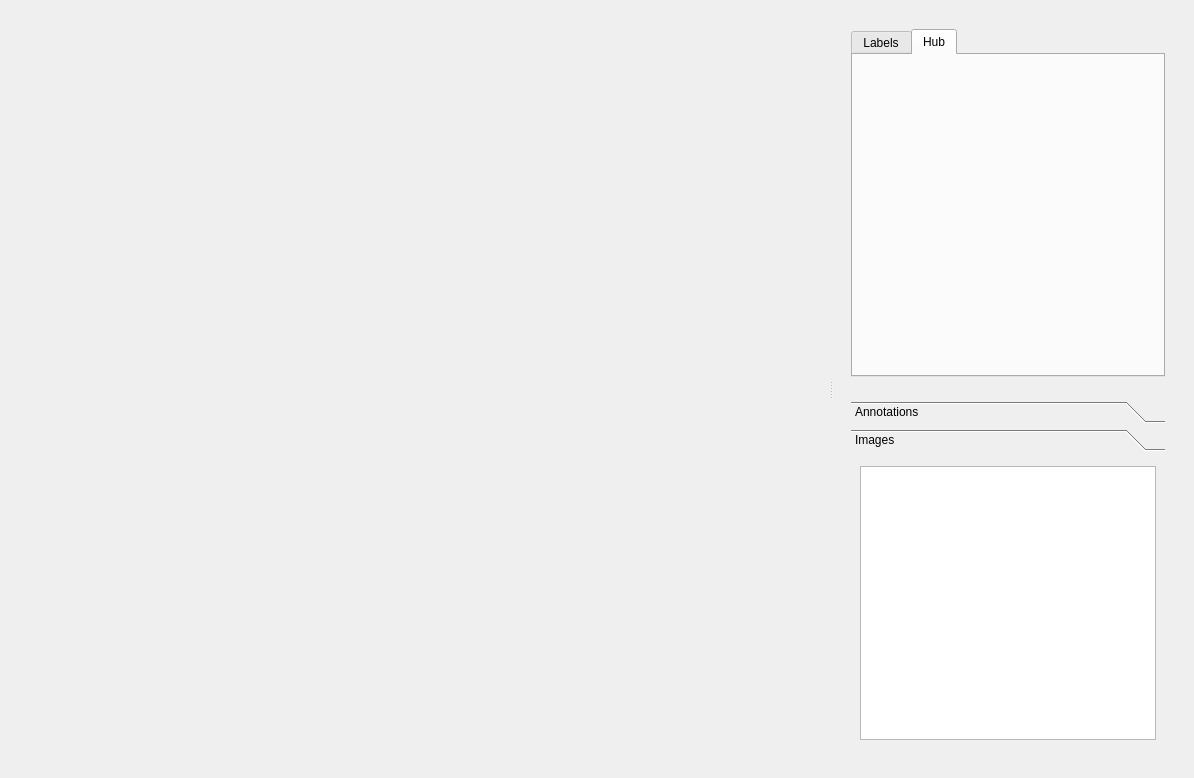
Qt form view/widgets/image_viewer/base_image_viewer.ui (haruiz/CvStudio) before a commit.
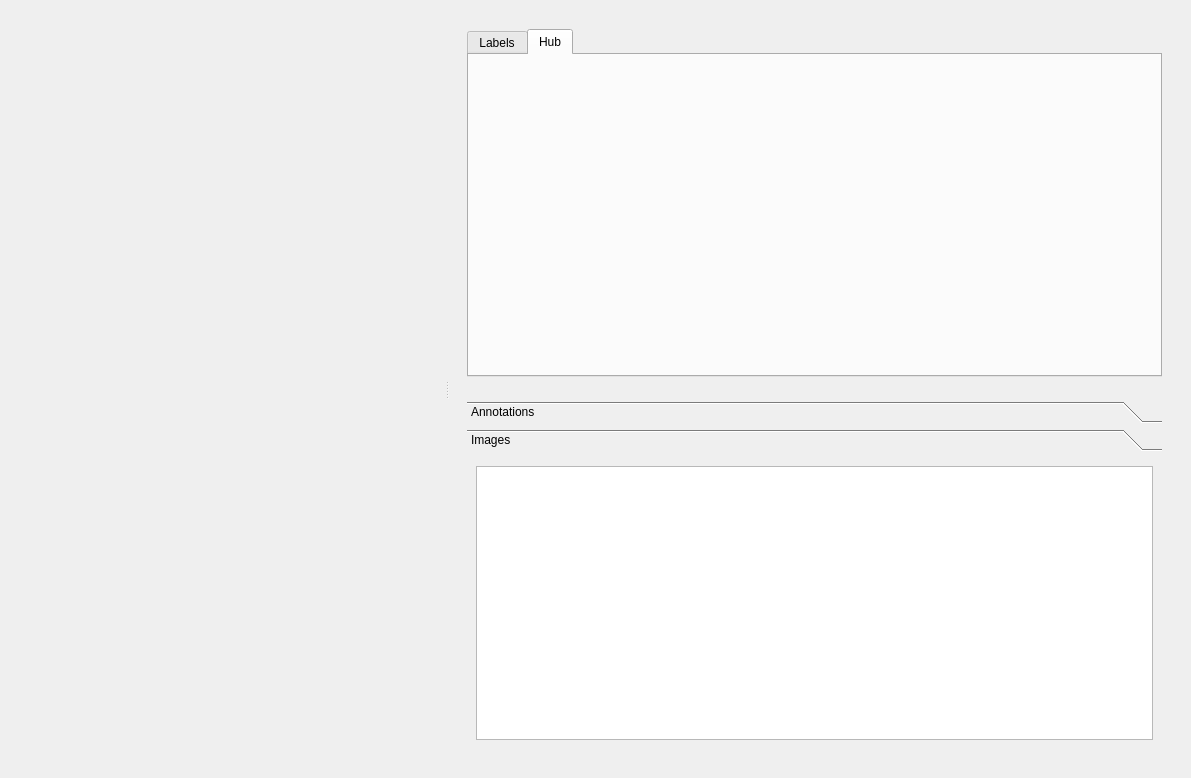
The same form after that commit. The open tabs and pages were chosen to show the change.

What changed in the file:
```diff
--- a/view/widgets/image_viewer/base_image_viewer.ui
+++ b/view/widgets/image_viewer/base_image_viewer.ui
@@ -38,55 +38,40 @@
       <property name="frameShadow">
        <enum>QFrame::Raised</enum>
       </property>
-      <layout class="QVBoxLayout" name="verticalLayout">
-       <item>
-        <widget class="QFrame" name="frame">
-         <property name="minimumSize">
-          <size>
-           <width>800</width>
-           <height>0</height>
-          </size>
-         </property>
-         <property name="frameShape">
-          <enum>QFrame::NoFrame</enum>
-         </property>
-         <property name="frameShadow">
-          <enum>QFrame::Raised</enum>
-         </property>
-         <layout class="QVBoxLayout" name="verticalLayout_3">
-          <property name="spacing">
-           <number>0</number>
-          </property>
-          <property name="leftMargin">
-           <number>0</number>
-          </property>
-          <property name="topMargin">
-           <number>0</number>
-          </property>
-          <property name="rightMargin">
-           <number>0</number>
-          </property>
-          <property name="bottomMargin">
-           <number>0</number>
-          </property>
-          <item>
-           <layout class="QGridLayout" name="center_layout"/>
-          </item>
-         </layout>
-        </widget>
-       </item>
+      <layout class="QHBoxLayout" name="horizontalLayout_3">
+       <property name="spacing">
+        <number>2</number>
+       </property>
+       <property name="leftMargin">
+        <number>2</number>
+       </property>
+       <property name="topMargin">
+        <number>2</number>
+       </property>
+       <property name="rightMargin">
+        <number>2</number>
+       </property>
+       <property name="bottomMargin">
+        <number>2</number>
+       </property>
        <item>
         <widget class="QFrame" name="frame_3">
          <property name="sizePolicy">
-          <sizepolicy hsizetype="Preferred" vsizetype="Fixed">
+          <sizepolicy hsizetype="Fixed" vsizetype="Preferred">
            <horstretch>0</horstretch>
            <verstretch>0</verstretch>
           </sizepolicy>
          </property>
          <property name="minimumSize">
           <size>
-           <width>0</width>
-           <height>50</height>
+           <width>20</width>
+           <height>20</height>
+          </size>
+         </property>
+         <property name="maximumSize">
+          <size>
+           <width>16777215</width>
+           <height>16777215</height>
           </size>
          </property>
          <property name="frameShape">
@@ -114,14 +99,14 @@
           <item>
            <widget class="QFrame" name="frame_7">
             <property name="sizePolicy">
-             <sizepolicy hsizetype="Maximum" vsizetype="Preferred">
+             <sizepolicy hsizetype="Expanding" vsizetype="Preferred">
               <horstretch>0</horstretch>
               <verstretch>0</verstretch>
              </sizepolicy>
             </property>
             <property name="minimumSize">
              <size>
-              <width>10</width>
+              <width>40</width>
               <height>0</height>
              </size>
             </property>
@@ -156,6 +141,42 @@
          </layout>
         </widget>
        </item>
+       <item>
+        <widget class="QFrame" name="frame">
+         <property name="minimumSize">
+          <size>
+           <width>0</width>
+           <height>0</height>
+          </size>
+         </property>
+         <property name="frameShape">
+          <enum>QFrame::NoFrame</enum>
+         </property>
+         <property name="frameShadow">
+          <enum>QFrame::Raised</enum>
+         </property>
+         <layout class="QVBoxLayout" name="verticalLayout_3">
+          <property name="spacing">
+           <number>0</number>
+          </property>
+          <property name="leftMargin">
+           <number>0</number>
+          </property>
+          <property name="topMargin">
+           <number>0</number>
+          </property>
+          <property name="rightMargin">
+           <number>0</number>
+          </property>
+          <property name="bottomMargin">
+           <number>0</number>
+          </property>
+          <item>
+           <layout class="QGridLayout" name="center_layout"/>
+          </item>
+         </layout>
+        </widget>
+       </item>
       </layout>
      </widget>
      <widget class="QFrame" name="frame_2">
```
Left out of the diff: 8 changed lines with no effect on the pictures.
